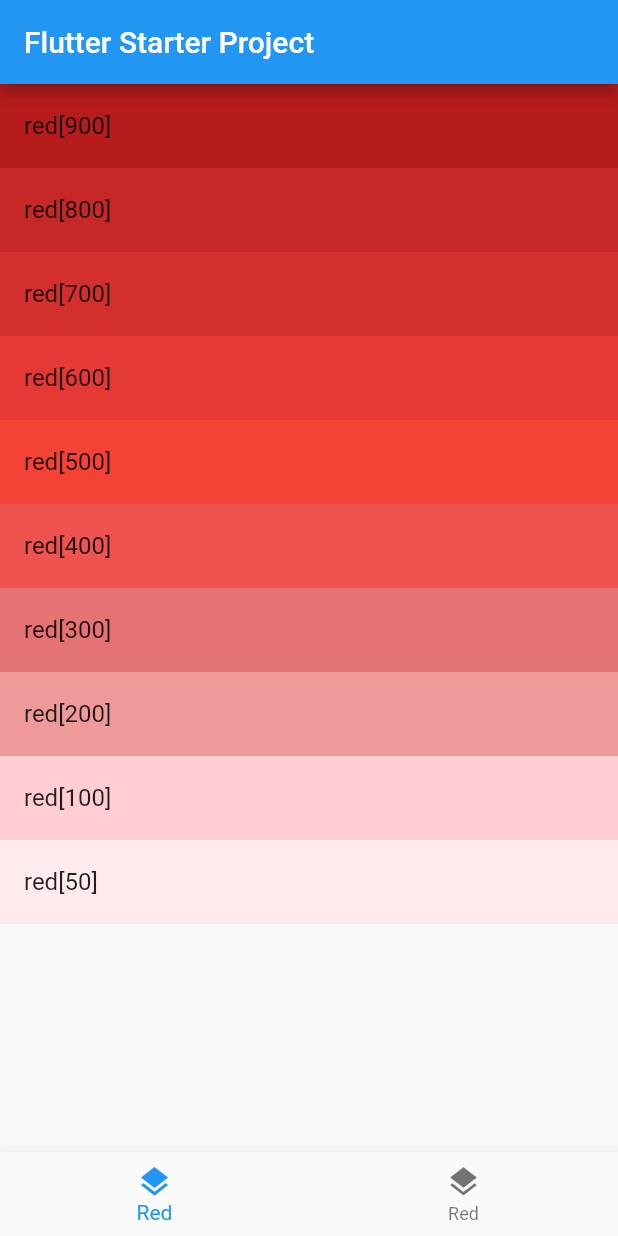
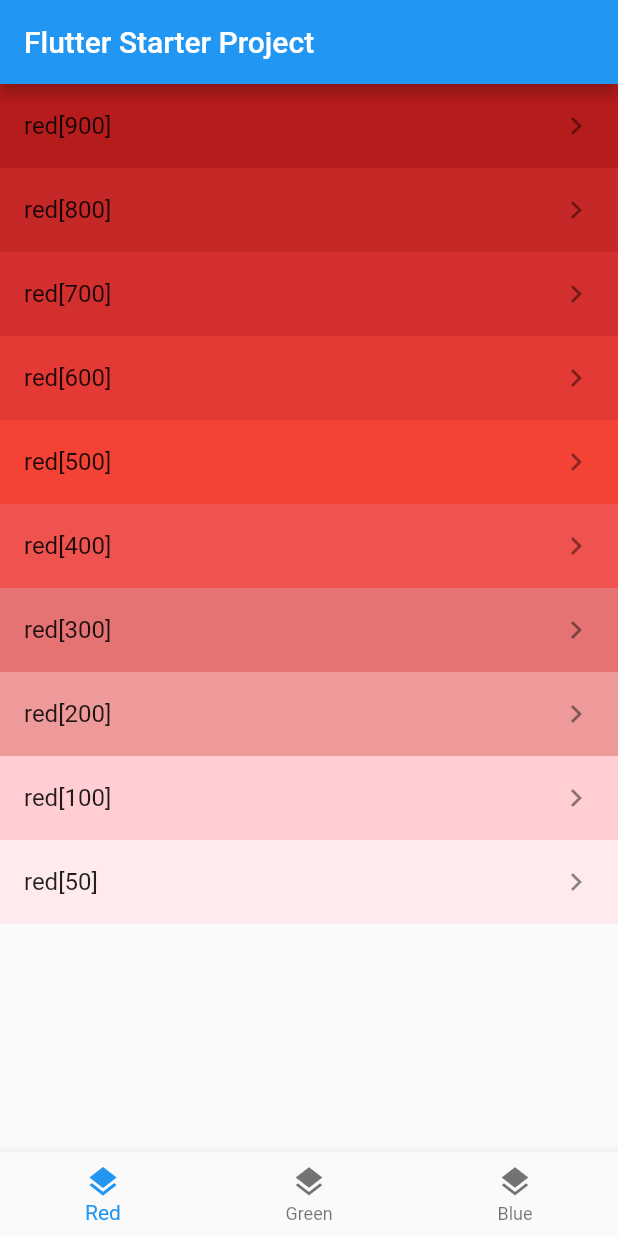
Before and after one commit to clarkdowner/flutter_nav_starter, a Flutter app: the screen it shows after launch, on a phone screen of 412 x 824 dp. Run offline on Flutter 3.47's test engine with Material 2 defaults, Android fonts, the phone set to English and light mode, and no system bars.

Commit message:
Build tabs with enum and static property helpers

```diff
--- a/lib/main.dart
+++ b/lib/main.dart
@@ -3,8 +3,14 @@ import 'package:flutter/material.dart';
 
 void main() => runApp(new App());
 
-class App extends StatelessWidget {
-  // This widget is the root of the application.
+
+class App extends StatefulWidget {
+  @override
+  _AppState createState() => _AppState();
+}
+
+
+class _AppState extends State<App> {
   @override
   Widget build(BuildContext context) {
     return new MaterialApp(
@@ -48,11 +54,55 @@ class Body extends StatelessWidget {
           color: Colors.red[colorIndex],
           child: ListTile(
             title: Text('red[$colorIndex]'),
+            trailing: Icon(Icons.chevron_right),
+            onTap: () => null,
           ),
         );
       });
   }
 }
+
+
+enum TabItem { red, green, blue }
+
+class TabHelper {
+  static TabItem item({int index}) {
+    switch(index) {
+      case 0:
+        return TabItem.red;
+      case 1:
+        return TabItem.green;
+      case 2:
+        return TabItem.blue;
+    }
+    return TabItem.red;
+  }
+
+  static String description(TabItem tabItem) {
+    switch(tabItem) {
+      case TabItem.red:
+        return 'Red';
+      case TabItem.green:
+        return 'Green';
+      case TabItem.blue:
+        return 'Blue';
+    }
+    return '';
+  }
+
+  static MaterialColor color(TabItem tabItem) {
+    switch(tabItem) {
+      case TabItem.red:
+        return Colors.red;
+      case TabItem.green:
+        return Colors.green;
+      case TabItem.blue:
+        return Colors.blue;
+    }
+    return Colors.grey;
+  }
+}
+
 
 
 class BottomNavigation extends StatefulWidget {
@@ -76,16 +126,21 @@ class _BottomNavigationState extends State<BottomNavigation> {
     return BottomNavigationBar(
       currentIndex: _currentIndex,
       items: [
-        BottomNavigationBarItem(
-            title: new Text('Red'),
-            icon: new Icon(Icons.layers)
-        ),
-        BottomNavigationBarItem(
-            title: new Text('Red'),
-            icon: new Icon(Icons.layers)
-        ),
+        _buildBottomNavigationBarItem(tabItem: TabItem.red),
+        _buildBottomNavigationBarItem(tabItem: TabItem.green),
+        _buildBottomNavigationBarItem(tabItem: TabItem.blue),
       ],
       onTap: onTabTap,
     );
   }
+
+  BottomNavigationBarItem _buildBottomNavigationBarItem({TabItem tabItem}) {
+    return BottomNavigationBarItem(
+      title: new Text(TabHelper.description(tabItem)),
+      icon: new Icon(
+        Icons.layers,
+//        color: TabHelper.color(tabItem),
+      ),
+    );
+  }
 }
```
